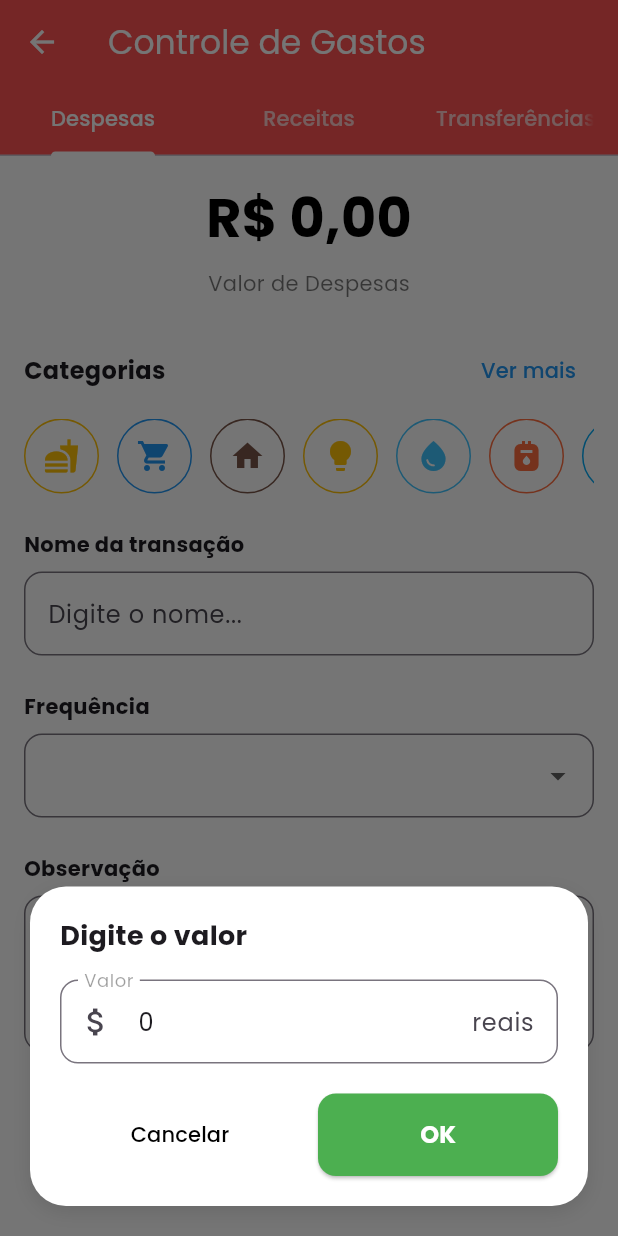
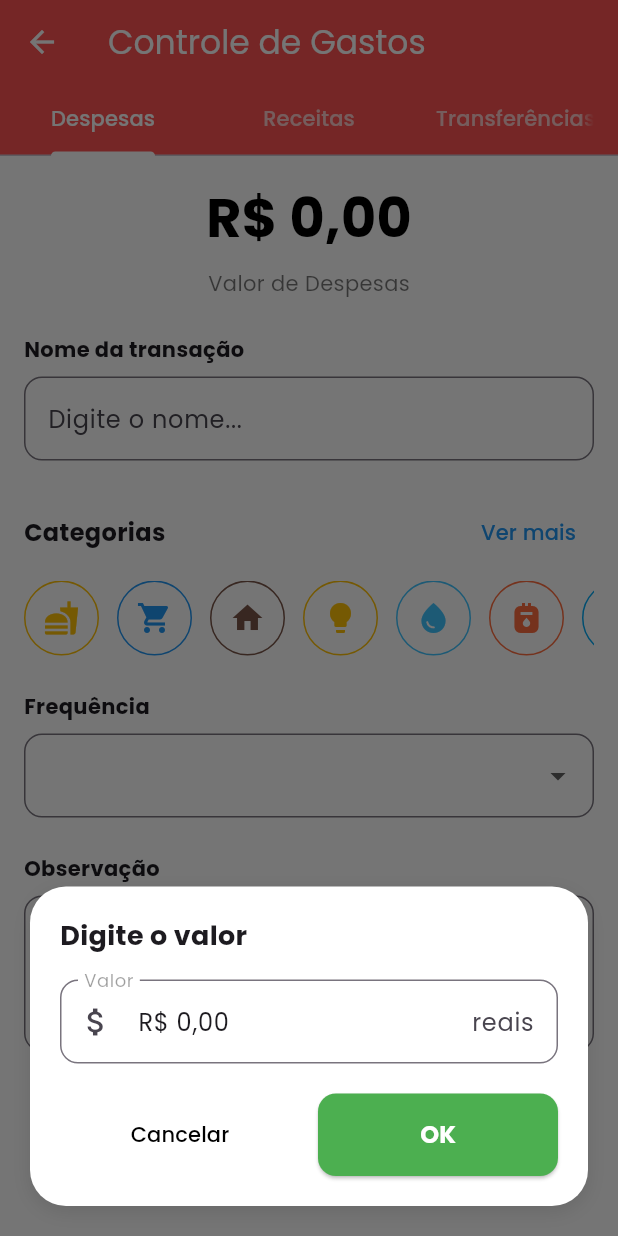
Before and after one commit to felipetaua/Finan-old, a Flutter app: the AddTransactionPage screen opened directly with empty values, after a tap on an icon or button, on a phone screen of 412 x 824 dp. Run offline on Flutter 3.47's test engine with Material 3 defaults, Android fonts, the phone set to English and light mode, and no system bars; our stand-ins replace fl_chart, flutter_multi_formatter, font_awesome_flutter, google_fonts, shared_preferences, smooth_page_indicator; accounts and stored records are empty.

Commit message:
melhorando a usabilidade da tela de cadastro de gastos

```diff
--- a/lib/pages/home/main/add_despesas.dart
+++ b/lib/pages/home/main/add_despesas.dart
@@ -222,7 +222,7 @@ class AddTransactionPageState extends State<AddTransactionPage>
                   builder: (context) {
                     String tempValue = _inputValue;
                     final TextEditingController valueController =
-                        TextEditingController(text: tempValue);
+                        TextEditingController(text: _formatCurrency(tempValue));
 
                     return Padding(
                       padding: EdgeInsets.only(
@@ -256,14 +256,14 @@ class AddTransactionPageState extends State<AddTransactionPage>
                             ),
                             const SizedBox(height: 16),
                             TextField(
+                              // autofocus: true, // Removido para não focar automaticamente
                               controller: valueController,
-                              keyboardType: TextInputType.numberWithOptions(
-                                decimal: true,
-                              ),
+                              keyboardType:
+                                  TextInputType
+                                      .number, // Alterado para TextInputType.number
                               inputFormatters: [
-                                FilteringTextInputFormatter.allow(
-                                  RegExp(r'^\d+[\.,]?\d{0,2}'),
-                                ),
+                                FilteringTextInputFormatter
+                                    .digitsOnly, // Permite apenas dígitos
                               ],
                               decoration: InputDecoration(
                                 labelText: "Valor",
@@ -286,6 +286,15 @@ class AddTransactionPageState extends State<AddTransactionPage>
                               onChanged: (value) {
                                 // Substitui ',' por '.' para padronizar o valor
                                 tempValue = value.replaceAll(',', '.');
+                                // value aqui são os dígitos puros devido a FilteringTextInputFormatter.digitsOnly
+                                tempValue = value;
+                                final formattedValue = _formatCurrency(value);
+                                valueController.value = TextEditingValue(
+                                  text: formattedValue,
+                                  selection: TextSelection.fromPosition(
+                                    TextPosition(offset: formattedValue.length),
+                                  ),
+                                );
                               },
                             ),
                             const SizedBox(height: 20),
@@ -355,6 +364,28 @@ class AddTransactionPageState extends State<AddTransactionPage>
             child: Text(
               _getTextoValor(),
               style: const TextStyle(color: Colors.black54),
+            ),
+          ),
+          const SizedBox(height: 24),
+          const Text(
+            'Nome da transação',
+            style: TextStyle(fontWeight: FontWeight.bold),
+          ),
+          const SizedBox(height: 8),
+          TextField(
+            onChanged: (value) => _nome = value,
+            decoration: InputDecoration(
+              hintText: 'Digite o nome...',
+              border: OutlineInputBorder(
+                borderRadius: BorderRadius.circular(12),
+              ),
+              focusedBorder: OutlineInputBorder(
+                borderSide: const BorderSide(
+                  color: Colors.blue, // Cor do foco alterada para verde
+                  width: 2,
+                ),
+                borderRadius: BorderRadius.circular(12),
+              ),
             ),
           ),
           const SizedBox(height: 24),
@@ -446,28 +477,6 @@ class AddTransactionPageState extends State<AddTransactionPage>
           ),
           const SizedBox(height: 24),
           const Text(
-            'Nome da transação',
-            style: TextStyle(fontWeight: FontWeight.bold),
-          ),
-          const SizedBox(height: 8),
-          TextField(
-            onChanged: (value) => _nome = value,
-            decoration: InputDecoration(
-              hintText: 'Digite o nome...',
-              border: OutlineInputBorder(
-                borderRadius: BorderRadius.circular(12),
-              ),
-              focusedBorder: OutlineInputBorder(
-                borderSide: const BorderSide(
-                  color: Colors.blue, // Cor do foco alterada para verde
-                  width: 2,
-                ),
-                borderRadius: BorderRadius.circular(12),
-              ),
-            ),
-          ),
-          const SizedBox(height: 24),
-          const Text(
             'Frequência',
             style: TextStyle(fontWeight: FontWeight.bold),
           ),
@@ -487,6 +496,7 @@ class AddTransactionPageState extends State<AddTransactionPage>
               ),
             ),
             items: const [
+              DropdownMenuItem(value: 'Unicamente', child: Text('Unicamente')),
               DropdownMenuItem(
                 value: 'Diariamente',
                 child: Text('Diariamente'),
```
